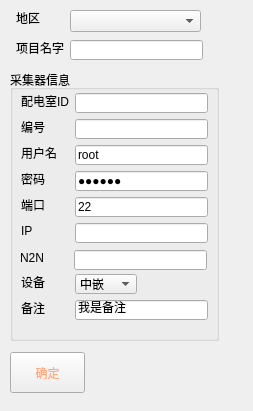
This is KShell/NewUser.ui in shikai-123/KShell as Qt 5 draws it before an edit. The edited form follows.
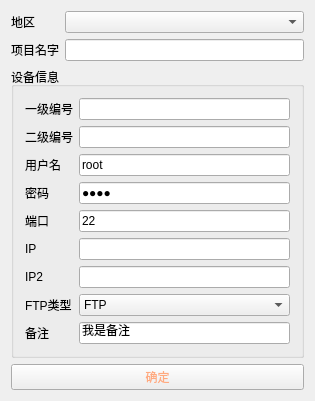
This is the edited form.

The edit to the form file:
```diff
--- a/KShell/NewUser.ui
+++ b/KShell/NewUser.ui
@@ -6,8 +6,8 @@
    <rect>
     <x>0</x>
     <y>0</y>
-    <width>253</width>
-    <height>411</height>
+    <width>315</width>
+    <height>398</height>
    </rect>
   </property>
   <property name="windowTitle">
@@ -16,299 +16,195 @@
   <property name="styleSheet">
    <string notr="true"/>
   </property>
+  <layout class="QHBoxLayout" name="horizontalLayout">
+   <item>
+    <layout class="QGridLayout" name="gridLayout_2">
+     <item row="0" column="0">
+      <widget class="QLabel" name="lb_ProjectRegion">
+       <property name="text">
+        <string>地区</string>
+       </property>
+      </widget>
+     </item>
+     <item row="0" column="1">
+      <widget class="QComboBox" name="cb_ProjectRegion"/>
+     </item>
+     <item row="1" column="0">
+      <widget class="QLabel" name="lb_ProjectName">
+       <property name="text">
+        <string>项目名字</string>
+       </property>
+      </widget>
+     </item>
+     <item row="1" column="1">
+      <widget class="QLineEdit" name="le_ProjectName">
+       <property name="inputMask">
+        <string/>
+       </property>
+       <property name="text">
+        <string/>
+       </property>
+      </widget>
+     </item>
+     <item row="2" column="0" colspan="2">
   <widget class="QGroupBox" name="groupBox">
-   <property name="geometry">
-    <rect>
-     <x>10</x>
-     <y>70</y>
-     <width>209</width>
-     <height>271</height>
-    </rect>
-   </property>
    <property name="title">
-    <string>采集器信息</string>
-   </property>
-   <widget class="QLineEdit" name="le_N2NIP">
-    <property name="geometry">
-     <rect>
-      <x>64</x>
-      <y>180</y>
-      <width>133</width>
-      <height>20</height>
-     </rect>
-    </property>
+        <string>设备信息</string>
+       </property>
+       <layout class="QGridLayout" name="gridLayout">
+        <item row="0" column="0">
+         <widget class="QLabel" name="lb_No1ID">
+          <property name="text">
+           <string>一级编号</string>
+          </property>
+         </widget>
+        </item>
+        <item row="0" column="1">
+         <widget class="QLineEdit" name="le_No1ID">
     <property name="inputMask">
      <string/>
     </property>
-   </widget>
-   <widget class="QLabel" name="lb_IP_2">
-    <property name="geometry">
-     <rect>
-      <x>10</x>
-      <y>180</y>
-      <width>31</width>
-      <height>16</height>
-     </rect>
-    </property>
+          <property name="text">
+           <string/>
+          </property>
+         </widget>
+        </item>
+        <item row="1" column="0">
+         <widget class="QLabel" name="lb_No12D">
+          <property name="text">
+           <string>二级编号</string>
+          </property>
+         </widget>
+        </item>
+        <item row="1" column="1">
+         <widget class="QLineEdit" name="le_No2ID">
+          <property name="inputMask">
+           <string/>
+          </property>
     <property name="text">
-     <string>N2N</string>
-    </property>
-   </widget>
+           <string/>
+          </property>
+         </widget>
+        </item>
+        <item row="2" column="0">
    <widget class="QLabel" name="lb_UserName">
-    <property name="geometry">
-     <rect>
-      <x>11</x>
-      <y>75</y>
-      <width>36</width>
-      <height>16</height>
-     </rect>
-    </property>
     <property name="text">
      <string>用户名</string>
     </property>
    </widget>
-   <widget class="QLineEdit" name="le_ElectRoomID">
-    <property name="geometry">
-     <rect>
-      <x>65</x>
-      <y>23</y>
-      <width>133</width>
-      <height>20</height>
-     </rect>
-    </property>
+        </item>
+        <item row="2" column="1">
+         <widget class="QLineEdit" name="le_UserName">
     <property name="inputMask">
      <string/>
     </property>
     <property name="text">
-     <string/>
-    </property>
-   </widget>
-   <widget class="QLabel" name="lb_ElectRoomID">
-    <property name="geometry">
-     <rect>
-      <x>11</x>
-      <y>23</y>
-      <width>48</width>
-      <height>16</height>
-     </rect>
-    </property>
-    <property name="text">
-     <string>配电室ID</string>
-    </property>
-   </widget>
+           <string>root</string>
+          </property>
+         </widget>
+        </item>
+        <item row="3" column="0">
    <widget class="QLabel" name="lb_PassWord">
-    <property name="geometry">
-     <rect>
-      <x>11</x>
-      <y>101</y>
-      <width>24</width>
-      <height>16</height>
-     </rect>
-    </property>
     <property name="text">
      <string>密码</string>
     </property>
    </widget>
-   <widget class="QLabel" name="lb_IP">
-    <property name="geometry">
-     <rect>
-      <x>11</x>
-      <y>153</y>
-      <width>16</width>
-      <height>16</height>
-     </rect>
+        </item>
+        <item row="3" column="1">
+         <widget class="QLineEdit" name="le_PassWord">
+          <property name="inputMask">
+           <string/>
     </property>
     <property name="text">
-     <string>IP</string>
-    </property>
-   </widget>
+           <string>root</string>
+          </property>
+          <property name="echoMode">
+           <enum>QLineEdit::Password</enum>
+          </property>
+         </widget>
+        </item>
+        <item row="4" column="0">
    <widget class="QLabel" name="lb_Port">
-    <property name="geometry">
-     <rect>
-      <x>11</x>
-      <y>127</y>
-      <width>24</width>
-      <height>16</height>
-     </rect>
-    </property>
     <property name="text">
      <string>端口</string>
     </property>
    </widget>
-   <widget class="QLabel" name="lb_Note">
-    <property name="geometry">
-     <rect>
-      <x>11</x>
-      <y>230</y>
-      <width>24</width>
-      <height>16</height>
-     </rect>
-    </property>
-    <property name="text">
-     <string>备注</string>
-    </property>
-   </widget>
-   <widget class="QLabel" name="lb_DevIndex">
-    <property name="geometry">
-     <rect>
-      <x>11</x>
-      <y>49</y>
-      <width>24</width>
-      <height>16</height>
-     </rect>
-    </property>
-    <property name="text">
-     <string>编号</string>
-    </property>
-   </widget>
-   <widget class="QLineEdit" name="le_DevIndex">
-    <property name="geometry">
-     <rect>
-      <x>65</x>
-      <y>49</y>
-      <width>133</width>
-      <height>20</height>
-     </rect>
-    </property>
-    <property name="inputMask">
-     <string/>
-    </property>
-    <property name="text">
-     <string/>
-    </property>
-   </widget>
-   <widget class="QLabel" name="lb_DevName">
-    <property name="geometry">
-     <rect>
-      <x>11</x>
-      <y>204</y>
-      <width>24</width>
-      <height>16</height>
-     </rect>
-    </property>
-    <property name="text">
-     <string>设备</string>
-    </property>
-   </widget>
+        </item>
+        <item row="4" column="1">
    <widget class="QLineEdit" name="le_Port">
-    <property name="geometry">
-     <rect>
-      <x>65</x>
-      <y>127</y>
-      <width>133</width>
-      <height>20</height>
-     </rect>
-    </property>
     <property name="text">
      <string>22</string>
     </property>
    </widget>
-   <widget class="QLineEdit" name="le_PassWord">
-    <property name="geometry">
-     <rect>
-      <x>65</x>
-      <y>101</y>
-      <width>133</width>
-      <height>20</height>
-     </rect>
-    </property>
+        </item>
+        <item row="5" column="0">
+         <widget class="QLabel" name="lb_IP">
+          <property name="text">
+           <string>IP</string>
+          </property>
+         </widget>
+        </item>
+        <item row="5" column="1">
+         <widget class="QLineEdit" name="le_IP">
     <property name="inputMask">
      <string/>
     </property>
+         </widget>
+        </item>
+        <item row="6" column="0">
+         <widget class="QLabel" name="lb_IP_2">
     <property name="text">
-     <string>nk5730</string>
-    </property>
-    <property name="echoMode">
-     <enum>QLineEdit::Password</enum>
-    </property>
-   </widget>
-   <widget class="QLineEdit" name="le_UserName">
-    <property name="geometry">
-     <rect>
-      <x>65</x>
-      <y>75</y>
-      <width>133</width>
-      <height>20</height>
-     </rect>
-    </property>
+           <string>IP2</string>
+          </property>
+         </widget>
+        </item>
+        <item row="6" column="1">
+         <widget class="QLineEdit" name="le_IP2">
     <property name="inputMask">
      <string/>
     </property>
+         </widget>
+        </item>
+        <item row="7" column="0">
+         <widget class="QLabel" name="lb_FTPType">
     <property name="text">
-     <string>root</string>
-    </property>
-   </widget>
+           <string>FTP类型</string>
+          </property>
+         </widget>
+        </item>
+        <item row="7" column="1">
+         <widget class="QComboBox" name="cb_FTPType">
+          <item>
+           <property name="text">
+            <string>FTP</string>
+           </property>
+          </item>
+          <item>
+           <property name="text">
+            <string>SFTP</string>
+           </property>
+          </item>
+         </widget>
+        </item>
+        <item row="8" column="0">
+         <widget class="QLabel" name="lb_Note">
+          <property name="text">
+           <string>备注</string>
+          </property>
+         </widget>
+        </item>
+        <item row="8" column="1">
    <widget class="QLineEdit" name="le_Note">
-    <property name="geometry">
-     <rect>
-      <x>65</x>
-      <y>230</y>
-      <width>133</width>
-      <height>20</height>
-     </rect>
-    </property>
     <property name="text">
      <string>我是备注</string>
     </property>
    </widget>
-   <widget class="QComboBox" name="cb_DeVname">
-    <property name="geometry">
-     <rect>
-      <x>65</x>
-      <y>204</y>
-      <width>62</width>
-      <height>20</height>
-     </rect>
-    </property>
-    <item>
-     <property name="text">
-      <string>中嵌</string>
-     </property>
-    </item>
-    <item>
-     <property name="text">
-      <string>集智达</string>
-     </property>
-    </item>
-    <item>
-     <property name="text">
-      <string>华威</string>
-     </property>
-    </item>
-    <item>
-     <property name="text">
-      <string>研华</string>
-     </property>
-    </item>
-    <item>
-     <property name="text">
-      <string>centos</string>
-     </property>
-    </item>
-   </widget>
-   <widget class="QLineEdit" name="le_IP">
-    <property name="geometry">
-     <rect>
-      <x>65</x>
-      <y>153</y>
-      <width>133</width>
-      <height>20</height>
-     </rect>
-    </property>
-    <property name="inputMask">
-     <string/>
-    </property>
-   </widget>
-  </widget>
+        </item>
+       </layout>
+      </widget>
+     </item>
+     <item row="3" column="0" colspan="2">
   <widget class="QPushButton" name="pb_Confirm">
-   <property name="geometry">
-    <rect>
-     <x>10</x>
-     <y>352</y>
-     <width>75</width>
-     <height>41</height>
-    </rect>
-   </property>
    <property name="styleSheet">
     <string notr="true">/**正常情况下样式**/
 QPushButton{
@@ -320,58 +216,10 @@
     <string>确定</string>
    </property>
   </widget>
-  <widget class="QLineEdit" name="le_ProjectName">
-   <property name="geometry">
-    <rect>
-     <x>70</x>
-     <y>40</y>
-     <width>133</width>
-     <height>20</height>
-    </rect>
-   </property>
-   <property name="inputMask">
-    <string/>
-   </property>
-   <property name="text">
-    <string/>
-   </property>
-  </widget>
-  <widget class="QLabel" name="lb_ProjectName">
-   <property name="geometry">
-    <rect>
-     <x>16</x>
-     <y>40</y>
-     <width>48</width>
-     <height>16</height>
-    </rect>
-   </property>
-   <property name="text">
-    <string>项目名字</string>
-   </property>
-  </widget>
-  <widget class="QLabel" name="lb_ProjectRegion">
-   <property name="geometry">
-    <rect>
-     <x>16</x>
-     <y>10</y>
-     <width>48</width>
-     <height>16</height>
-    </rect>
-   </property>
-   <property name="text">
-    <string>地区</string>
-   </property>
-  </widget>
-  <widget class="QComboBox" name="cb_ProjectRegion">
-   <property name="geometry">
-    <rect>
-     <x>70</x>
-     <y>10</y>
-     <width>131</width>
-     <height>22</height>
-    </rect>
-   </property>
-  </widget>
+     </item>
+    </layout>
+   </item>
+  </layout>
  </widget>
  <layoutdefault spacing="6" margin="11"/>
  <resources/>
```
Lines whose indentation alone changed are shown as unchanged.
